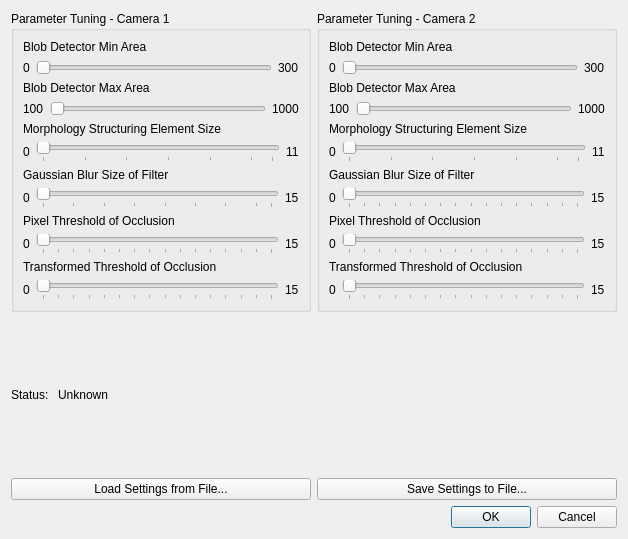
This is integrasi/backgroundmodeltuningdialog.ui in hammashamzah/tugasakhir as Qt 5 draws it before an edit. The edited form follows.
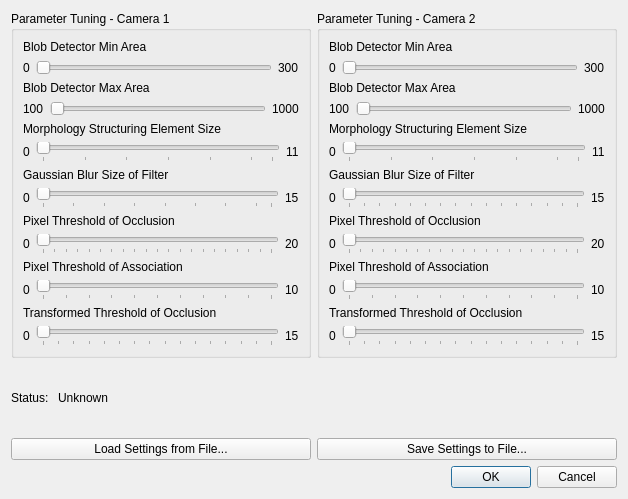
This is the edited form.

Patch:
```diff
--- a/integrasi/backgroundmodeltuningdialog.ui
+++ b/integrasi/backgroundmodeltuningdialog.ui
@@ -7,7 +7,7 @@
     <x>0</x>
     <y>0</y>
     <width>626</width>
-    <height>539</height>
+    <height>499</height>
    </rect>
   </property>
   <property name="windowTitle">
@@ -334,7 +334,7 @@
              <number>0</number>
             </property>
             <property name="maximum">
-             <number>15</number>
+             <number>20</number>
             </property>
             <property name="sliderPosition">
              <number>0</number>
@@ -353,7 +353,72 @@
           <item>
            <widget class="QLabel" name="label_25">
             <property name="text">
-             <string>15</string>
+             <string>20</string>
+            </property>
+           </widget>
+          </item>
+         </layout>
+        </item>
+        <item>
+         <widget class="QLabel" name="label_37">
+          <property name="sizePolicy">
+           <sizepolicy hsizetype="Expanding" vsizetype="Fixed">
+            <horstretch>0</horstretch>
+            <verstretch>0</verstretch>
+           </sizepolicy>
+          </property>
+          <property name="minimumSize">
+           <size>
+            <width>0</width>
+            <height>10</height>
+           </size>
+          </property>
+          <property name="text">
+           <string>Pixel Threshold of Association</string>
+          </property>
+         </widget>
+        </item>
+        <item>
+         <layout class="QHBoxLayout" name="horizontalLayout_15">
+          <item>
+           <widget class="QLabel" name="association_1">
+            <property name="text">
+             <string>0</string>
+            </property>
+           </widget>
+          </item>
+          <item>
+           <widget class="QSlider" name="slider_association_threshold_1">
+            <property name="sizePolicy">
+             <sizepolicy hsizetype="Expanding" vsizetype="Fixed">
+              <horstretch>0</horstretch>
+              <verstretch>0</verstretch>
+             </sizepolicy>
+            </property>
+            <property name="minimum">
+             <number>0</number>
+            </property>
+            <property name="maximum">
+             <number>10</number>
+            </property>
+            <property name="sliderPosition">
+             <number>0</number>
+            </property>
+            <property name="orientation">
+             <enum>Qt::Horizontal</enum>
+            </property>
+            <property name="tickPosition">
+             <enum>QSlider::TicksBelow</enum>
+            </property>
+            <property name="tickInterval">
+             <number>1</number>
+            </property>
+           </widget>
+          </item>
+          <item>
+           <widget class="QLabel" name="label_36">
+            <property name="text">
+             <string>10</string>
             </property>
            </widget>
           </item>
@@ -742,7 +807,7 @@
              <number>0</number>
             </property>
             <property name="maximum">
-             <number>15</number>
+             <number>20</number>
             </property>
             <property name="sliderPosition">
              <number>0</number>
@@ -761,7 +826,72 @@
           <item>
            <widget class="QLabel" name="label_31">
             <property name="text">
-             <string>15</string>
+             <string>20</string>
+            </property>
+           </widget>
+          </item>
+         </layout>
+        </item>
+        <item>
+         <widget class="QLabel" name="label_38">
+          <property name="sizePolicy">
+           <sizepolicy hsizetype="Expanding" vsizetype="Fixed">
+            <horstretch>0</horstretch>
+            <verstretch>0</verstretch>
+           </sizepolicy>
+          </property>
+          <property name="minimumSize">
+           <size>
+            <width>0</width>
+            <height>10</height>
+           </size>
+          </property>
+          <property name="text">
+           <string>Pixel Threshold of Association</string>
+          </property>
+         </widget>
+        </item>
+        <item>
+         <layout class="QHBoxLayout" name="horizontalLayout_16">
+          <item>
+           <widget class="QLabel" name="association_2">
+            <property name="text">
+             <string>0</string>
+            </property>
+           </widget>
+          </item>
+          <item>
+           <widget class="QSlider" name="slider_association_threshold_2">
+            <property name="sizePolicy">
+             <sizepolicy hsizetype="Expanding" vsizetype="Fixed">
+              <horstretch>0</horstretch>
+              <verstretch>0</verstretch>
+             </sizepolicy>
+            </property>
+            <property name="minimum">
+             <number>0</number>
+            </property>
+            <property name="maximum">
+             <number>10</number>
+            </property>
+            <property name="sliderPosition">
+             <number>0</number>
+            </property>
+            <property name="orientation">
+             <enum>Qt::Horizontal</enum>
+            </property>
+            <property name="tickPosition">
+             <enum>QSlider::TicksBelow</enum>
+            </property>
+            <property name="tickInterval">
+             <number>1</number>
+            </property>
+           </widget>
+          </item>
+          <item>
+           <widget class="QLabel" name="label_40">
+            <property name="text">
+             <string>10</string>
             </property>
            </widget>
           </item>
```
Left out of the diff: 18 changed lines with no effect on the pictures.
